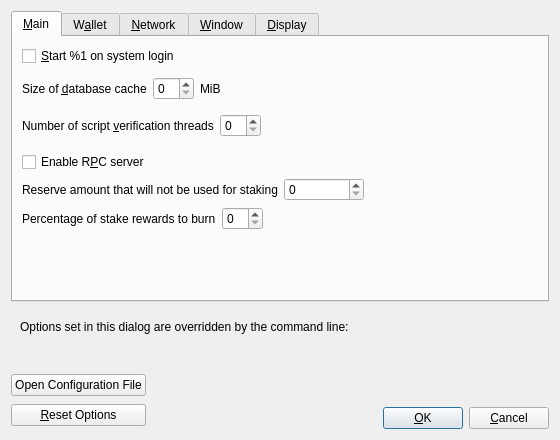
Above: src/qt/forms/optionsdialog.ui from Cryptominer937/dorkcoin before the change. Below: the same form after it.
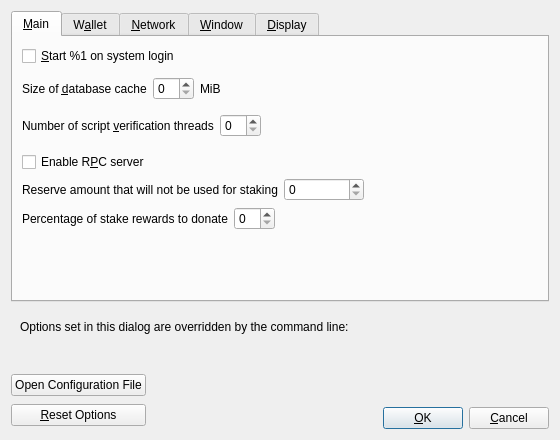
That is the form after the change. Custom widgets are drawn as their Qt base class.

```diff
--- a/src/qt/forms/optionsdialog.ui
+++ b/src/qt/forms/optionsdialog.ui
@@ -206,7 +206,7 @@
          <item>
           <widget class="QLabel" name="burnPercentageLabel">
            <property name="text">
-            <string>Percentage of stake rewards to burn</string>
+            <string>Percentage of stake rewards to donate</string>
            </property>
            <property name="textFormat">
             <enum>Qt::PlainText</enum>
```
Left out of the diff: 12 changed lines with no effect on the pictures.
